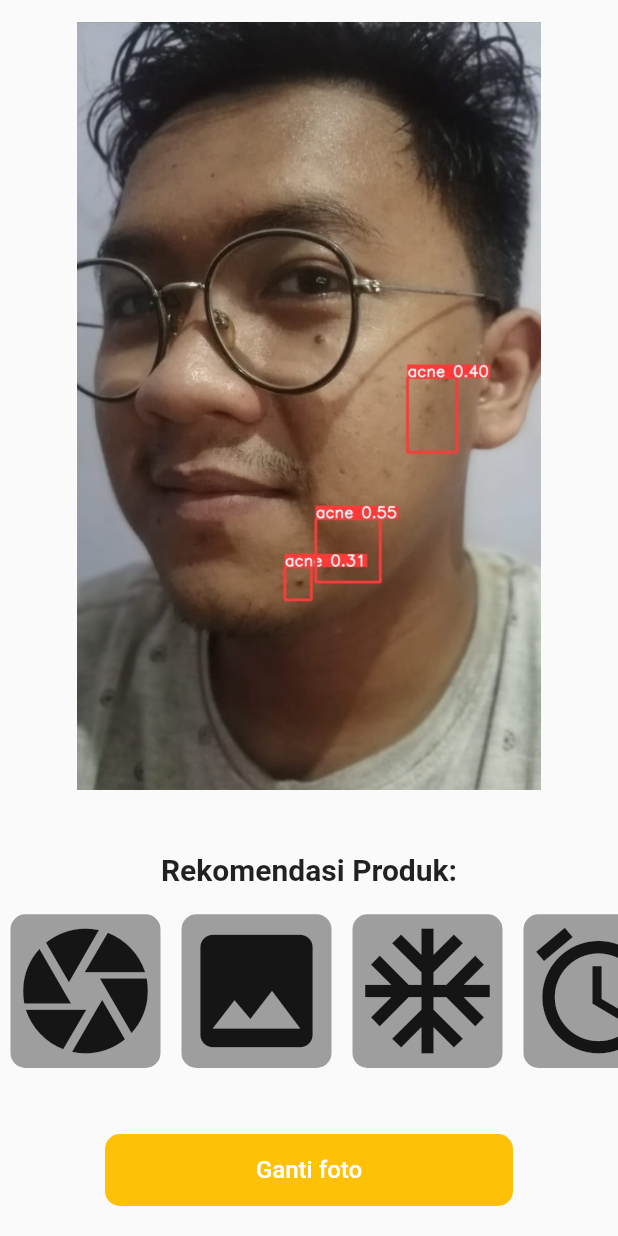
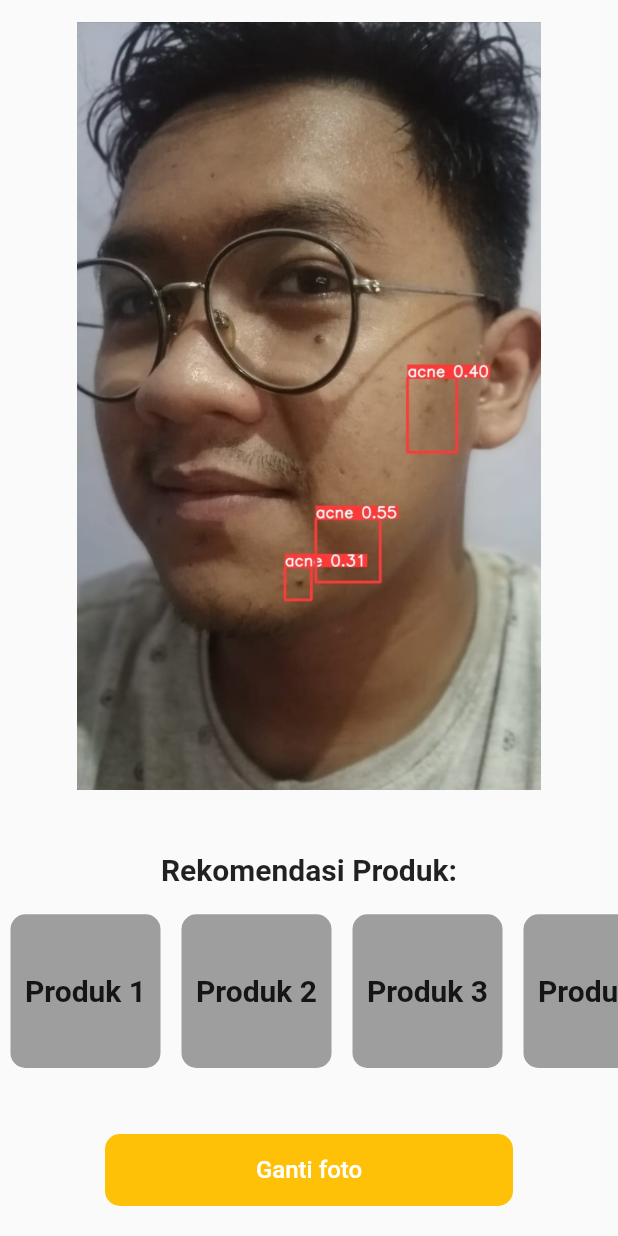
Before and after one commit to masrimanas/YoloSkin, a Flutter app: the DetectionResultPage screen opened directly with empty values, on a phone screen of 412 x 824 dp. Run offline on Flutter 3.47's test engine with Material 2 defaults, Android fonts, the phone set to English and light mode, and no system bars; our stand-ins replace bloc, dartz, equatable, get_it, image_picker; missing offline and left inert: pytorch_mobile; generated files the repository leaves out were written again.

Commit message:
🚧for demo 3

```diff
--- a/lib/features/acne_solution/view/pages/detection_result.dart
+++ b/lib/features/acne_solution/view/pages/detection_result.dart
@@ -46,12 +46,6 @@ class DetectionResultPage extends StatelessWidget {
                 scrollDirection: Axis.horizontal,
                 itemCount: 4,
                 itemBuilder: (context, index) {
-                  final produk = [
-                    Icons.camera,
-                    Icons.image,
-                    Icons.ac_unit_outlined,
-                    Icons.access_alarm,
-                  ];
                   return Container(
                     margin: const EdgeInsets.symmetric(horizontal: 7),
                     height: 100,
@@ -60,9 +54,14 @@ class DetectionResultPage extends StatelessWidget {
                       borderRadius: BorderRadius.circular(10),
                       color: Colors.grey,
                     ),
-                    child: Icon(
-                      produk[index],
-                      size: 100,
+                    child: Center(
+                      child: Text(
+                        'Produk ${index + 1}',
+                        style: const TextStyle(
+                          fontSize: 20,
+                          fontWeight: FontWeight.bold,
+                        ),
+                      ),
                     ),
                   );
                 },
```
Also changed, not shown: lib/features/acne_solution/view/pages/acne_detection.dart (+4 -4 lines).
